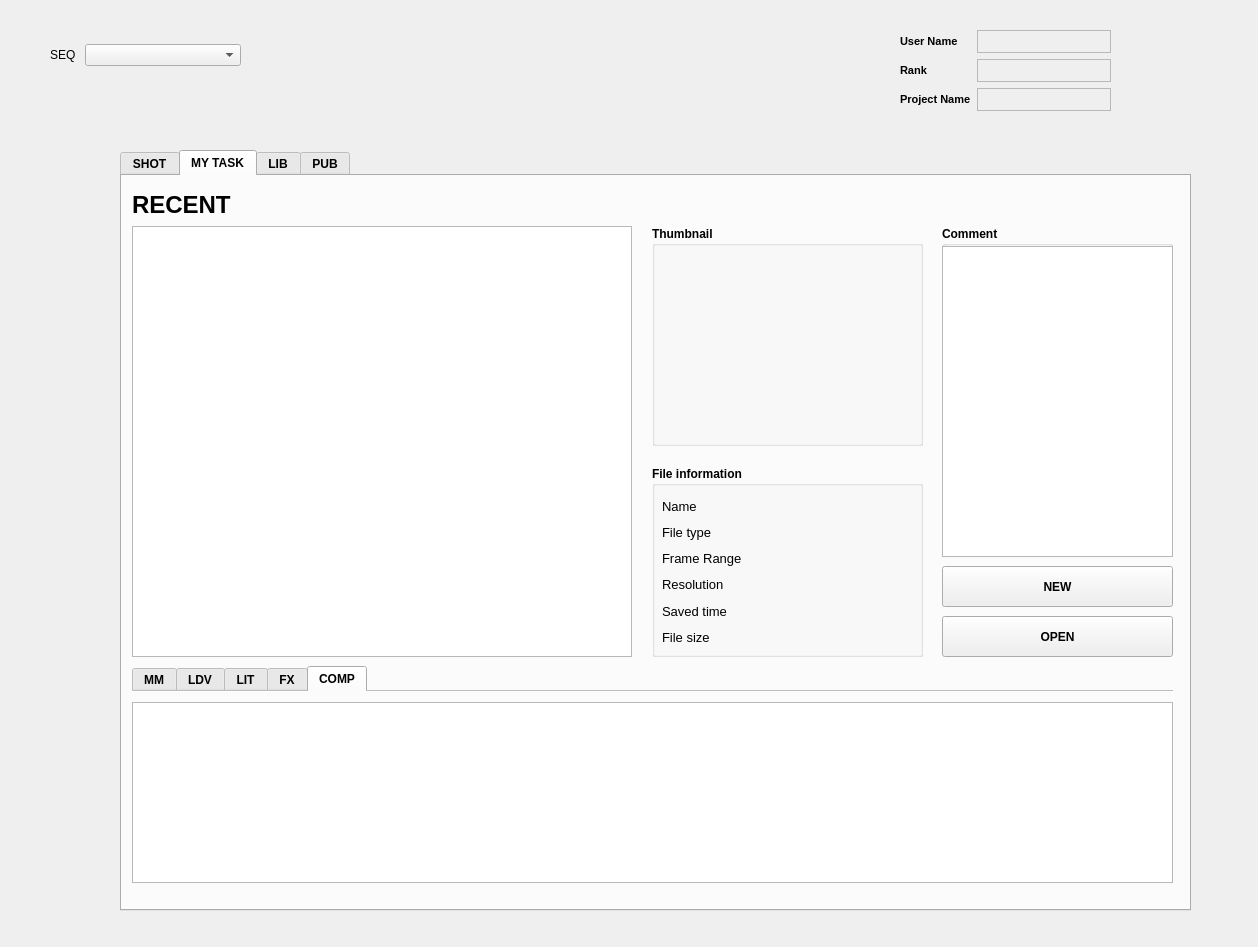
Old version of the form pipeline/scripts/loader/main_window_v002.ui in the repository UiChul/yummy.
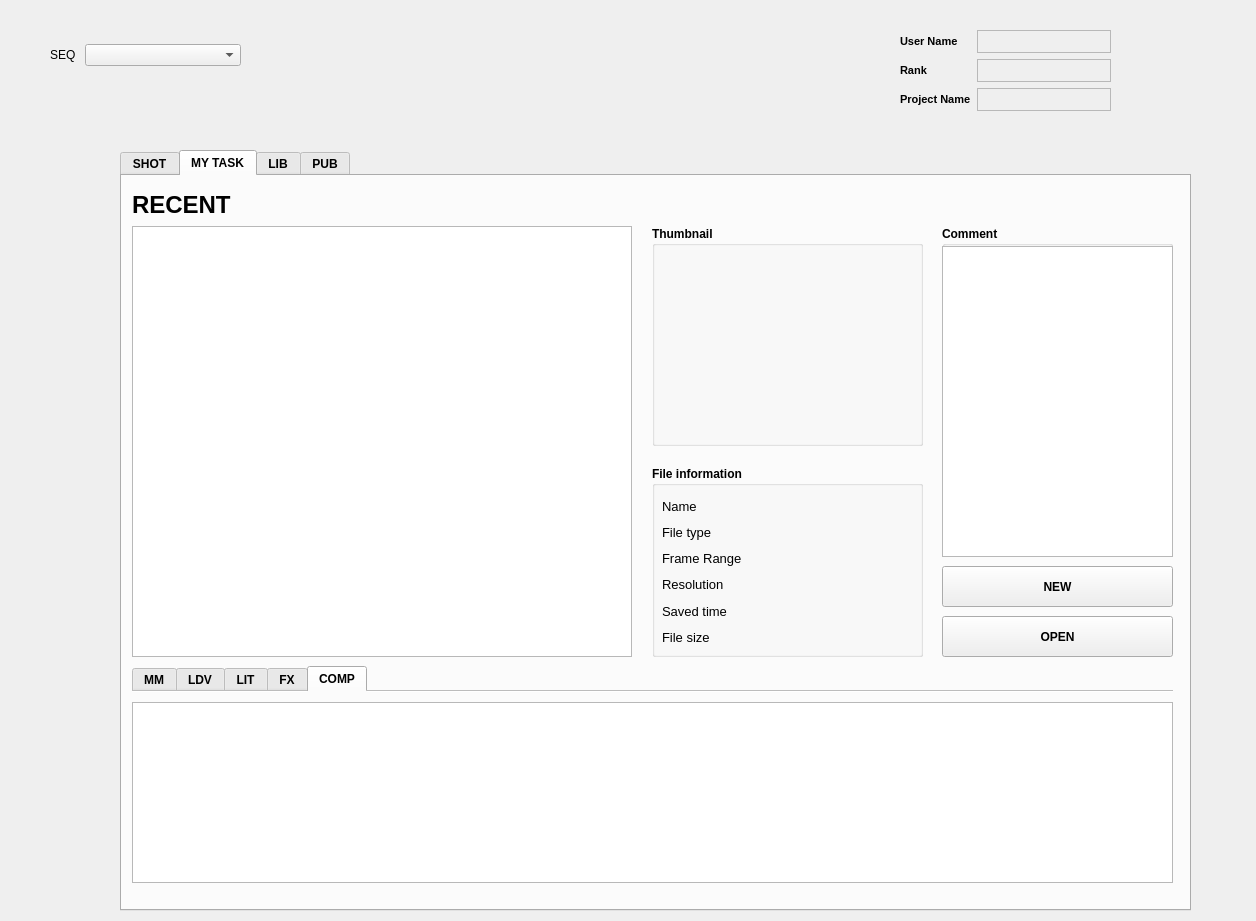
New version of the form. The open tabs and pages were chosen to show the change.

```diff
--- a/pipeline/scripts/loader/main_window_v002.ui
+++ b/pipeline/scripts/loader/main_window_v002.ui
@@ -6,8 +6,8 @@
    <rect>
     <x>0</x>
     <y>0</y>
-    <width>1258</width>
-    <height>947</height>
+    <width>1256</width>
+    <height>921</height>
    </rect>
   </property>
   <property name="sizePolicy">
```
Left out of the diff: 2 changed lines with no effect on the pictures.
